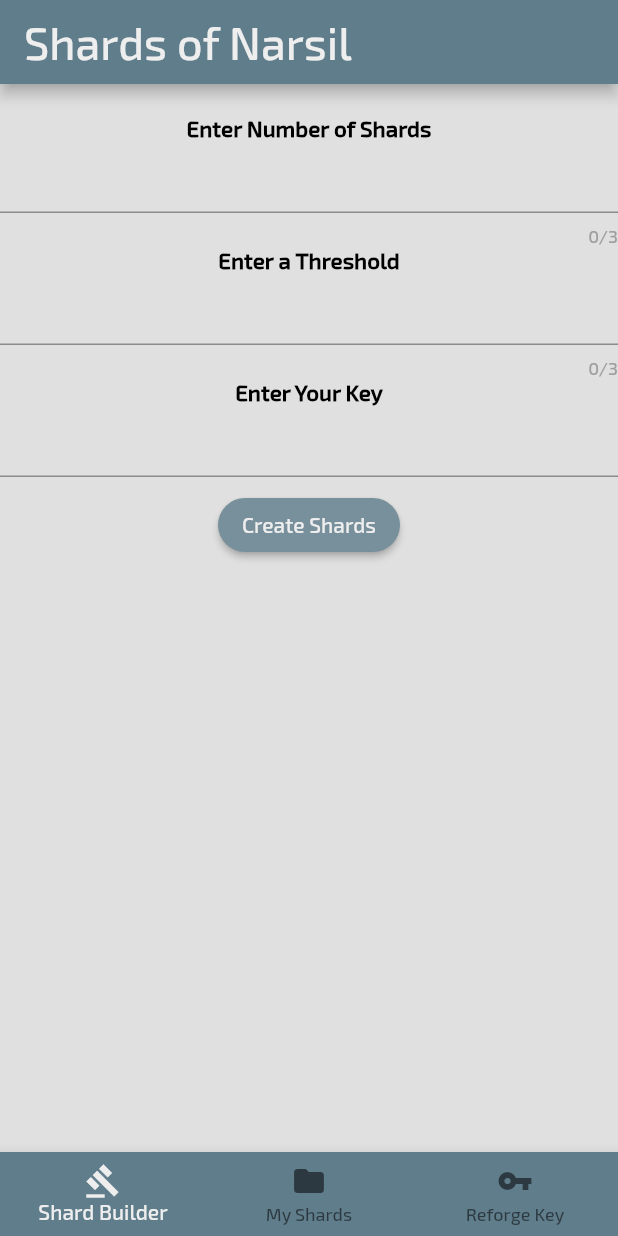
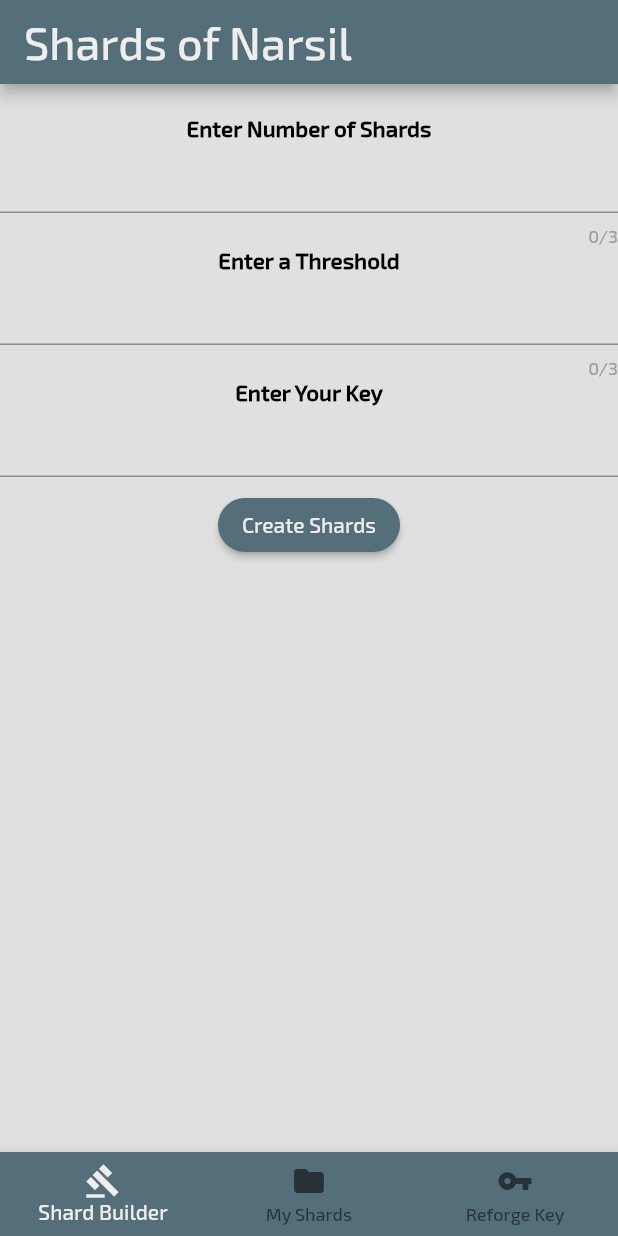
Before and after one commit to JoshuaSLarsen/shardsofnarsil, a Flutter app: the screen it shows after launch, on a phone screen of 412 x 824 dp. Run offline on Flutter 3.47's test engine with Material 2 defaults, Android fonts, the phone set to English and light mode, and no system bars; our stand-ins replace qr_flutter, shared_preferences; missing offline and left inert: dart_ssss, qr_code_scanner.

Commit message:
small color adjustments

```diff
--- a/lib/main.dart
+++ b/lib/main.dart
@@ -17,7 +17,7 @@ class MyApp extends StatelessWidget {
       title: 'Shards of Narsil',
       theme: ThemeData(
         buttonTheme: ButtonThemeData(
-          buttonColor: Colors.blueGrey[400],
+          buttonColor: Colors.blueGrey[600],
           minWidth: 1,
           textTheme: ButtonTextTheme.accent,
           shape: RoundedRectangleBorder(borderRadius: BorderRadius.circular(20)),
@@ -29,12 +29,12 @@ class MyApp extends StatelessWidget {
           body1: TextStyle(fontSize: 13.0),
           button: TextStyle(color: Colors.white),
         ),
-        primaryColor: Colors.blueGrey[500],
+        primaryColor: Colors.blueGrey[600],
         primaryColorDark: Colors.black,
         accentColor: Colors.grey[200],
 
         scaffoldBackgroundColor: Colors.grey[300],
-        bottomAppBarColor: Colors.blueGrey[500],
+        bottomAppBarColor: Colors.blueGrey[600],
         hintColor: Colors.grey[500],
         snackBarTheme: SnackBarThemeData(
           backgroundColor: Colors.red[800],
--- a/lib/views/qr_generator.dart
+++ b/lib/views/qr_generator.dart
@@ -11,7 +11,8 @@ class QrGenerator extends StatelessWidget {
   Widget build(BuildContext context) {
     return Scaffold(
       appBar: AppBar(
-        title: Text('QR Code'),
+        title: Text('Shards of Narsil',
+        style: TextStyle(fontSize: 30)),
         backgroundColor: Theme.of(context).primaryColor,
       ),
       body: Center(
--- a/lib/views/shard_row.dart
+++ b/lib/views/shard_row.dart
@@ -86,8 +86,8 @@ getValue() {
             Expanded(
               flex: 2,
               child: CircleAvatar(
-                child: Text(name[0]),
-                backgroundColor: Theme.of(context).primaryColorDark,
+                child: Text(name[0].toUpperCase()),
+                backgroundColor: Theme.of(context).primaryColor,
                 ),
             ),
             Expanded(
```
